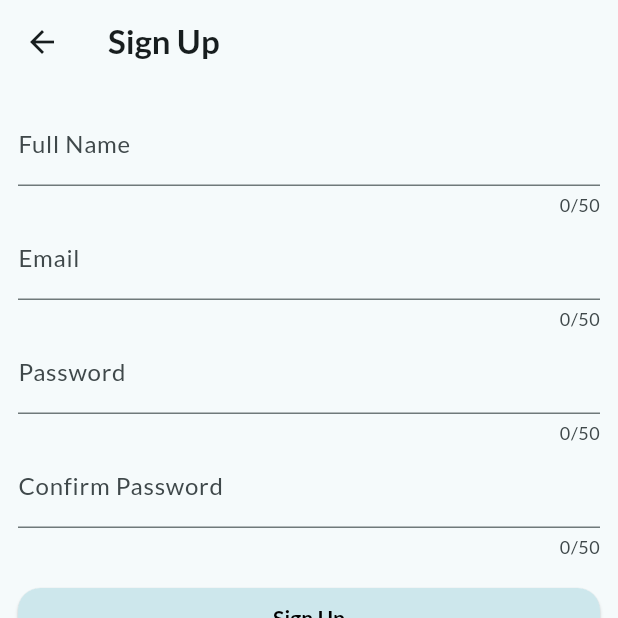
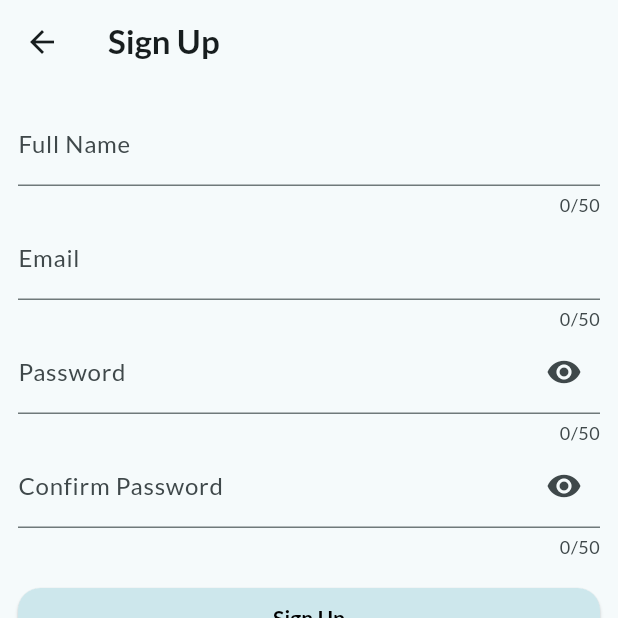
Before and after one commit to itsfornothing/Task-manager-mobile-app, a Flutter app: the SignUpScreen screen opened directly, on a phone screen of 412 x 824 dp, the top half of it. Run offline on Flutter 3.47's test engine with Material 3 defaults, Android fonts, the phone set to English and light mode, and no system bars; our stand-ins replace flutter_local_notifications, flutter_riverpod, flutter_secure_storage, flutter_svg, google_fonts, image_picker; accounts and stored records are empty; statements that could not run were skipped.

Commit message:
obscure text implemented in password field

```diff
--- a/fontend/lib/screens/signup.dart
+++ b/fontend/lib/screens/signup.dart
@@ -18,6 +18,7 @@ class _SignUpScreenState extends State<SignUpScreen> {
   final _passwordController = TextEditingController();
   final _confirmPasswordController = TextEditingController();
   final ApiService apiService = ApiService();
+  bool _isObscure = true;
 
   void _goToLogin(BuildContext context) {
     Navigator.push(
@@ -65,7 +66,7 @@ class _SignUpScreenState extends State<SignUpScreen> {
           onPressed: () => Navigator.pop(context),
           icon: const Icon(Icons.arrow_back_outlined),
         ),
-        title: Text('Sign Up', style: TextStyle(fontWeight: FontWeight.bold),),
+        title: Text('Sign Up', style: TextStyle(fontWeight: FontWeight.bold)),
       ),
       body: Padding(
         padding: EdgeInsets.all(12),
@@ -89,17 +90,41 @@ class _SignUpScreenState extends State<SignUpScreen> {
               TextFormField(
                 controller: _passwordController,
                 maxLength: 50,
-                decoration: InputDecoration(label: Text('Password')),
                 validator: (value) => validatePassword(value),
-                obscureText: true,
+                obscureText: _isObscure,
+                decoration: InputDecoration(
+                  label: Text('Password'),
+                  suffixIcon: IconButton(
+                    icon: _isObscure
+                        ? Icon(Icons.visibility)
+                        : Icon(Icons.visibility_off),
+                    onPressed: () {
+                      setState(() {
+                        _isObscure = !_isObscure;
+                      });
+                    },
+                  ),
+                ),
               ),
               TextFormField(
                 controller: _confirmPasswordController,
                 maxLength: 50,
-                decoration: InputDecoration(label: Text('Confirm Password')),
                 validator: (value) =>
                     validateConfirmPassword(value, _passwordController.text),
-                obscureText: true,
+                obscureText: _isObscure,
+                decoration: InputDecoration(
+                  label: Text('Confirm Password'),
+                  suffixIcon: IconButton(
+                    icon: _isObscure
+                        ? Icon(Icons.visibility)
+                        : Icon(Icons.visibility_off),
+                    onPressed: () {
+                      setState(() {
+                        _isObscure = !_isObscure;
+                      });
+                    },
+                  ),
+                ),
               ),
               SizedBox(height: 16),
 
@@ -118,7 +143,10 @@ class _SignUpScreenState extends State<SignUpScreen> {
                       borderRadius: BorderRadius.circular(15),
                     ),
                   ),
-                  child: Text('Sign Up', style: TextStyle(fontWeight: FontWeight.bold),),
+                  child: Text(
+                    'Sign Up',
+                    style: TextStyle(fontWeight: FontWeight.bold),
+                  ),
                 ),
               ),
               Spacer(),
```
